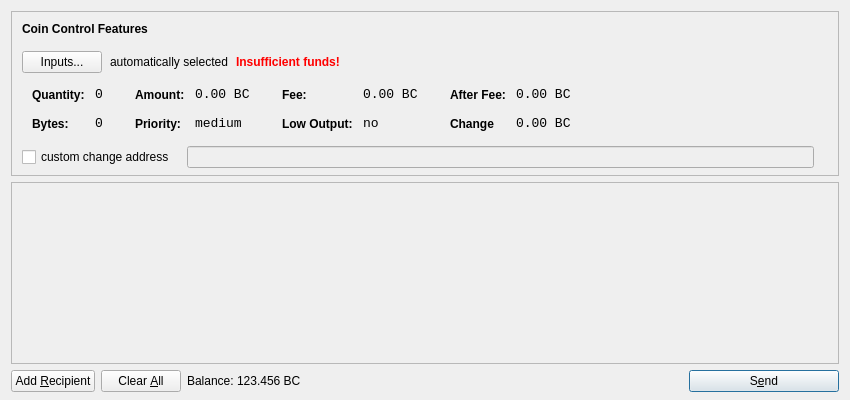
Above: src/qt/forms/sendcoinsdialog.ui from neutroncoin/neutron before the change. Below: the same form after it.
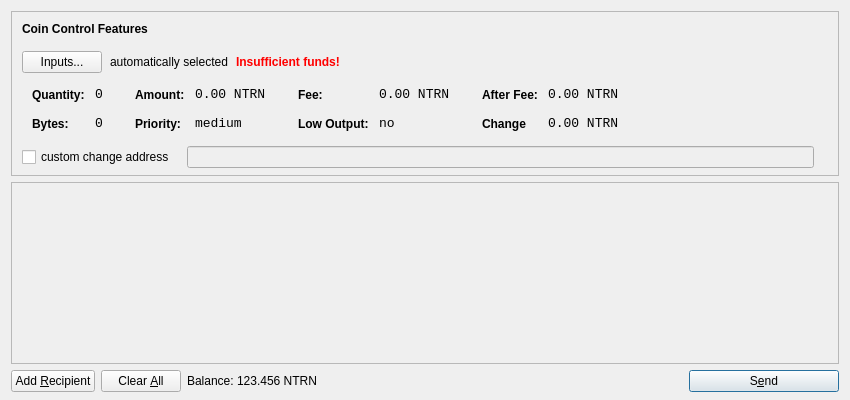
That is the form after the change. Icons and pictures are not drawn.

```diff
--- a/src/qt/forms/sendcoinsdialog.ui
+++ b/src/qt/forms/sendcoinsdialog.ui
@@ -321,7 +321,7 @@
                   <enum>Qt::ActionsContextMenu</enum>
                  </property>
                  <property name="text">
-                  <string>0.00 BC</string>
+                  <string>0.00 NTRN</string>
                  </property>
                  <property name="textInteractionFlags">
                   <set>Qt::LinksAccessibleByMouse|Qt::TextSelectableByKeyboard|Qt::TextSelectableByMouse</set>
@@ -407,7 +407,7 @@
                   <enum>Qt::ActionsContextMenu</enum>
                  </property>
                  <property name="text">
-                  <string>0.00 BC</string>
+                  <string>0.00 NTRN</string>
                  </property>
                  <property name="textInteractionFlags">
                   <set>Qt::LinksAccessibleByMouse|Qt::TextSelectableByKeyboard|Qt::TextSelectableByMouse</set>
@@ -493,7 +493,7 @@
                   <enum>Qt::ActionsContextMenu</enum>
                  </property>
                  <property name="text">
-                  <string>0.00 BC</string>
+                  <string>0.00 NTRN</string>
                  </property>
                  <property name="textInteractionFlags">
                   <set>Qt::LinksAccessibleByMouse|Qt::TextSelectableByKeyboard|Qt::TextSelectableByMouse</set>
@@ -525,7 +525,7 @@
                   <enum>Qt::ActionsContextMenu</enum>
                  </property>
                  <property name="text">
-                  <string>0.00 BC</string>
+                  <string>0.00 NTRN</string>
                  </property>
                  <property name="textInteractionFlags">
                   <set>Qt::LinksAccessibleByMouse|Qt::TextSelectableByKeyboard|Qt::TextSelectableByMouse</set>
@@ -732,7 +732,7 @@
           <cursorShape>IBeamCursor</cursorShape>
          </property>
          <property name="text">
-          <string>123.456 BC</string>
+          <string>123.456 NTRN</string>
          </property>
          <property name="textInteractionFlags">
           <set>Qt::LinksAccessibleByMouse|Qt::TextSelectableByKeyboard|Qt::TextSelectableByMouse</set>
```
